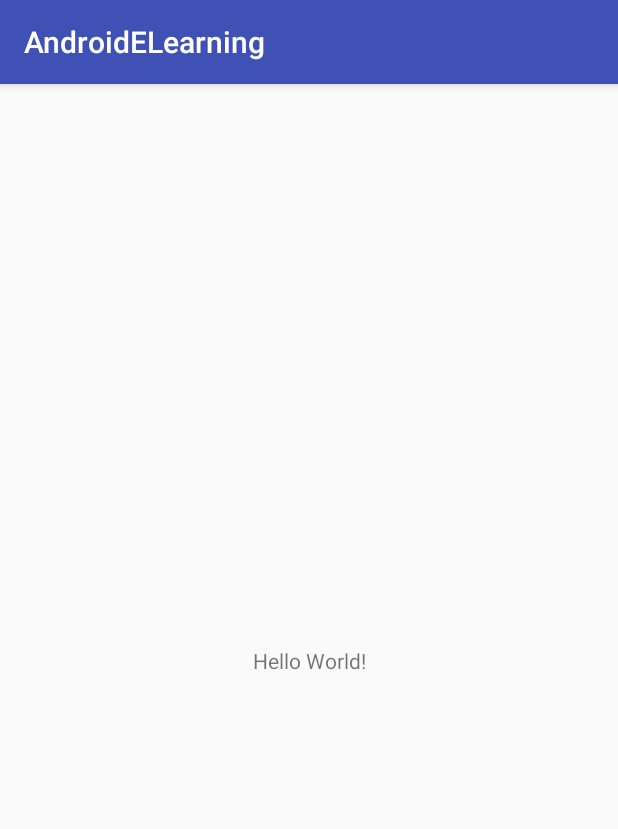
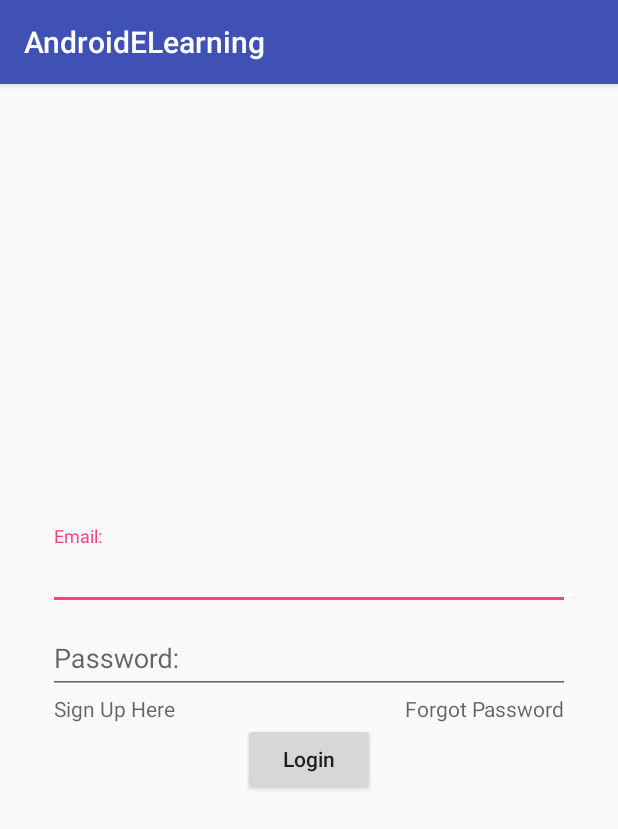
Before and after one commit to HossamOnsy/AndroidELearning, an Android app: the screen it shows after launch (MainActivity before the commit, LoginActivity after it), on a phone screen of 412 x 824 dp. Shown: the top 829 px of the screen. Run offline under Robolectric (Android 15) with nearby library versions, the phone set to English and light mode, and no system bars; our stand-ins replace ButterKnife, Firebase (no records; nobody signed in at launch, a user with empty details on screens opened directly).

Commit message:
Forgot Password Done

```diff
--- a/app/build.gradle
+++ b/app/build.gradle
@@ -22,13 +22,16 @@ dependencies {
     implementation fileTree(dir: 'libs', include: ['*.jar'])
     //noinspection GradleCompatible
     implementation 'com.android.support:appcompat-v7:28.0.0'
+    implementation 'com.android.support:design:28.0.0'
     implementation 'com.android.support.constraint:constraint-layout:1.1.3'
     testImplementation 'junit:junit:4.12'
     androidTestImplementation 'com.android.support.test:runner:1.0.2'
     androidTestImplementation 'com.android.support.test.espresso:espresso-core:3.0.2'
 
-
+    implementation 'com.jakewharton:butterknife:8.0.0'
+    annotationProcessor 'com.jakewharton:butterknife-compiler:8.0.0'
 
     implementation 'com.google.firebase:firebase-core:16.0.6'
+    implementation 'com.google.firebase:firebase-auth:16.1.0'
 }
 apply plugin: 'com.google.gms.google-services'
--- /dev/null
+++ b/app/src/main/java/com/salwa/androidelearning/LoginActivity.java
@@ -0,0 +1,102 @@
+package com.salwa.androidelearning;
+
+import android.content.Intent;
+import android.os.Bundle;
+import android.support.annotation.NonNull;
+import android.support.design.widget.TextInputEditText;
+import android.support.v7.app.AppCompatActivity;
+import android.view.View;
+import android.widget.Button;
+import android.widget.ProgressBar;
+import android.widget.TextView;
+import android.widget.Toast;
+
+import com.google.android.gms.tasks.OnCompleteListener;
+import com.google.android.gms.tasks.Task;
+import com.google.firebase.auth.AuthResult;
+import com.google.firebase.auth.FirebaseAuth;
+import com.google.firebase.auth.FirebaseUser;
+
+import butterknife.BindView;
+import butterknife.ButterKnife;
+import butterknife.OnClick;
+
+public class LoginActivity extends AppCompatActivity {
+
+    @BindView(R.id.ed_email)
+    TextInputEditText edEmail;
+    @BindView(R.id.ed_password)
+    TextInputEditText edPassword;
+    @BindView(R.id.login)
+    Button login;
+    @BindView(R.id.progress_bar)
+    ProgressBar progressBar;
+    @BindView(R.id.register_text)
+    TextView registerText;
+    @BindView(R.id.forgot_password)
+    TextView forgotPassword;
+    private FirebaseAuth auth;
+
+    @Override
+    protected void onCreate(Bundle savedInstanceState) {
+        super.onCreate(savedInstanceState);
+        setContentView(R.layout.activity_login);
+        ButterKnife.bind(this);
+        auth = FirebaseAuth.getInstance();
+        progressBar.setVisibility(View.GONE);
+    }
+
+    @Override
+    public void onStart() {
+        super.onStart();
+        // Check if user is signed in (non-null) and update UI accordingly.
+//        FirebaseUser currentUser = auth.getCurrentUser();
+//        updateUI(currentUser);
+    }
+
+    @OnClick({R.id.login, R.id.register_text, R.id.forgot_password})
+    public void onViewClicked(View view) {
+        if (view.getId() == R.id.login) {
+            if (edEmail.getText().toString().equals("") || edPassword.getText().toString().equals("")) {
+                Toast.makeText(this, "Invalid Email / Password", Toast.LENGTH_SHORT).show();
+            } else {
+                progressBar.setVisibility(View.VISIBLE);
+                auth.signInWithEmailAndPassword(edEmail.getText().toString(), edPassword.getText().toString())
+                        .addOnCompleteListener(this, new OnCompleteListener<AuthResult>() {
+                            @Override
+                            public void onComplete(@NonNull Task<AuthResult> task) {
+                                if (task.isSuccessful()) {
+                                    // Sign in success, update UI with the signed-in user's information
+//                                Log.d(TAG, "signInWithEmail:success");
+                                    FirebaseUser user = auth.getCurrentUser();
+                                    startActivity(new Intent(LoginActivity.this, MainActivity.class));
+                                    finish();
+                                    progressBar.setVisibility(View.GONE);
+//                                updateUI(user);
+                                } else {
+                                    // If sign in fails, display a message to the user.
+//                                Log.w(TAG, "signInWithEmail:failure", task.getException());
+                                    Toast.makeText(LoginActivity.this, "Authentication failed.",
+                                            Toast.LENGTH_SHORT).show();
+                                    progressBar.setVisibility(View.GONE);
+//                                updateUI(null);
+                                }
+
+                                // ...
+                            }
+                        });
+
+
+            }
+        } else if (view.getId() == R.id.register_text) {
+
+            startActivity(new Intent(LoginActivity.this, RegisterationActivity.class));
+            progressBar.setVisibility(View.GONE);
+        } else if (view.getId() == R.id.forgot_password) {
+
+            startActivity(new Intent(LoginActivity.this, ForgotPassword.class));
+            progressBar.setVisibility(View.GONE);
+        }
+    }
+
+}
--- /dev/null
+++ b/app/src/main/res/layout/activity_login.xml
@@ -0,0 +1,98 @@
+<?xml version="1.0" encoding="utf-8"?>
+<android.support.constraint.ConstraintLayout xmlns:android="http://schemas.android.com/apk/res/android"
+    xmlns:app="http://schemas.android.com/apk/res-auto"
+    xmlns:tools="http://schemas.android.com/tools"
+    android:layout_width="match_parent"
+    android:layout_height="match_parent"
+    tools:context=".LoginActivity">
+
+    <LinearLayout
+        app:layout_constraintStart_toStartOf="parent"
+        app:layout_constraintEnd_toEndOf="parent"
+        app:layout_constraintTop_toTopOf="parent"
+        app:layout_constraintBottom_toBottomOf="parent"
+        android:layout_width="0dp"
+        android:layout_marginStart="32sp"
+        android:layout_marginEnd="32sp"
+        android:orientation="vertical"
+        android:layout_height="wrap_content">
+
+        <android.support.design.widget.TextInputLayout
+            android:layout_width="match_parent"
+            android:layout_height="wrap_content">
+
+            <android.support.design.widget.TextInputEditText
+                android:id="@+id/ed_email"
+                android:layout_width="match_parent"
+                android:layout_height="wrap_content"
+                android:inputType="textEmailAddress"
+                android:hint="@string/email"/>
+
+        </android.support.design.widget.TextInputLayout>
+        <android.support.design.widget.TextInputLayout
+            android:layout_width="match_parent"
+            android:layout_height="wrap_content">
+
+            <android.support.design.widget.TextInputEditText
+                android:id="@+id/ed_password"
+                android:layout_width="match_parent"
+                android:inputType="textPassword"
+                android:layout_height="wrap_content"
+                android:hint="@string/password"/>
+
+        </android.support.design.widget.TextInputLayout>
+        <LinearLayout
+            android:layout_width="match_parent"
+            android:layout_height="wrap_content">
+            <TextView
+                android:layout_width="0dp"
+                android:layout_weight="1"
+                android:layout_height="wrap_content"
+                android:layout_gravity="start"
+                android:layout_marginEnd="16sp"
+                android:gravity="start"
+                android:textColor="#6666ff"
+                android:layout_marginStart="4sp"
+                android:id="@+id/register_text"
+                android:hint="@string/sign_up_here"/>
+
+            <TextView
+                android:layout_width="0dp"
+                android:layout_weight="1"
+                android:layout_height="wrap_content"
+                android:layout_gravity="end"
+                android:gravity="end"
+                android:layout_marginEnd="4sp"
+                android:textColor="#6666ff"
+                android:id="@+id/forgot_password"
+                android:hint="@string/forgot_password"/>
+
+        </LinearLayout>
+
+
+        <Button
+            android:id="@+id/login"
+            android:layout_width="wrap_content"
+            android:layout_height="wrap_content"
+            android:layout_gravity="center"
+            android:textAllCaps="false"
+            android:text="@string/login"/>
+
+        <!--<EditText-->
+            <!--android:layout_width="wrap_content"-->
+            <!--android:layout_height="wrap_content"-->
+            <!--android:hint="@string/email"/>-->
+    </LinearLayout>
+
+
+    <ProgressBar
+        android:id="@+id/progress_bar"
+        android:layout_width="wrap_content"
+        android:visibility="gone"
+        android:layout_height="wrap_content"
+        app:layout_constraintStart_toStartOf="parent"
+        app:layout_constraintEnd_toEndOf="parent"
+        app:layout_constraintTop_toTopOf="parent"
+        app:layout_constraintBottom_toBottomOf="parent"
+        />
+</android.support.constraint.ConstraintLayout>
--- a/app/src/main/res/layout/activity_main.xml
+++ b/app/src/main/res/layout/activity_main.xml
@@ -9,7 +9,7 @@
     <TextView
         android:layout_width="wrap_content"
         android:layout_height="wrap_content"
-        android:text="Hello World!"
+        android:text="@string/hello_and_welcome_to_our_app"
         app:layout_constraintBottom_toBottomOf="parent"
         app:layout_constraintLeft_toLeftOf="parent"
         app:layout_constraintRight_toRightOf="parent"
--- a/app/src/main/res/values/strings.xml
+++ b/app/src/main/res/values/strings.xml
@@ -1,3 +1,11 @@
 <resources>
     <string name="app_name">AndroidELearning</string>
+    <string name="email">Email:</string>
+    <string name="password">Password:</string>
+    <string name="login">Login</string>
+    <string name="retype_password">Retype Password</string>
+    <string name="sign_up_here">Sign Up Here</string>
+    <string name="reset_password">Reset Password</string>
+    <string name="forgot_password">Forgot Password</string>
+    <string name="hello_and_welcome_to_our_app">Hello and Welcome To Our App</string>
 </resources>
```
Also changed, not shown: app/src/main/AndroidManifest.xml (+8 -2 lines), app/src/main/java/com/salwa/androidelearning/ForgotPassword.java (added, +69 -0 lines), app/src/main/java/com/salwa/androidelearning/RegisterationActivity.java (added, +94 -0 lines), app/src/main/java/com/salwa/androidelearning/SplashActivity.java (added, +13 -0 lines), app/src/main/res/layout/activity_forgot_password.xml (added, +56 -0 lines), app/src/main/res/layout/activity_registeration.xml (added, +82 -0 lines), app/src/main/res/layout/activity_splash.xml (added, +9 -0 lines).
